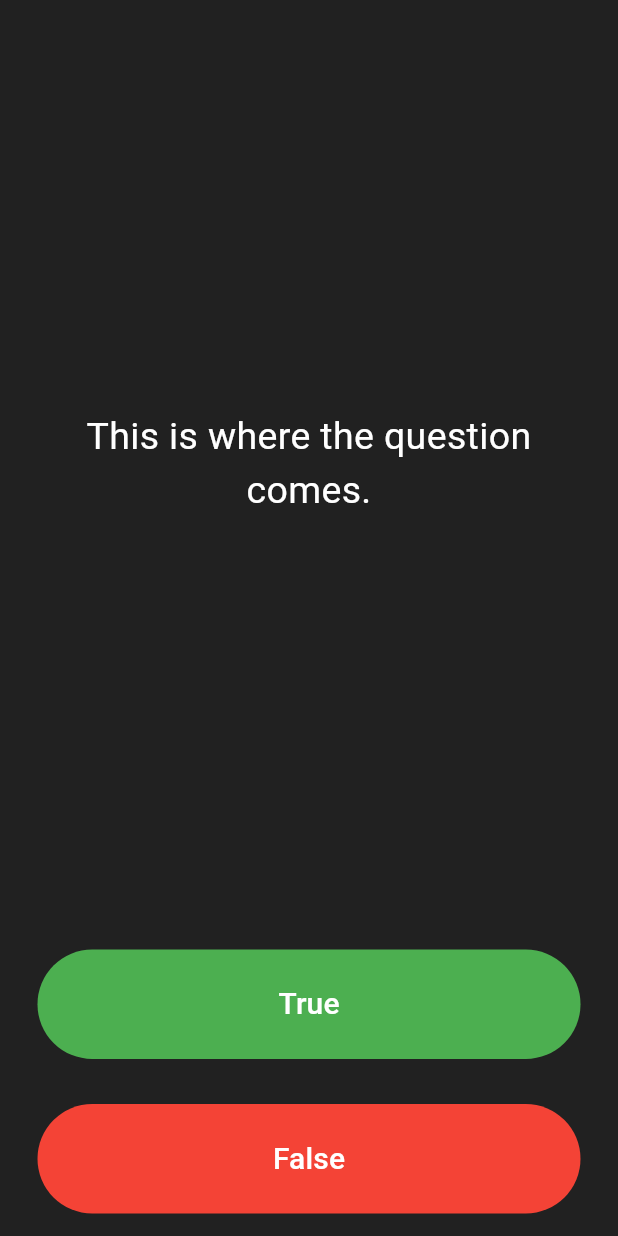
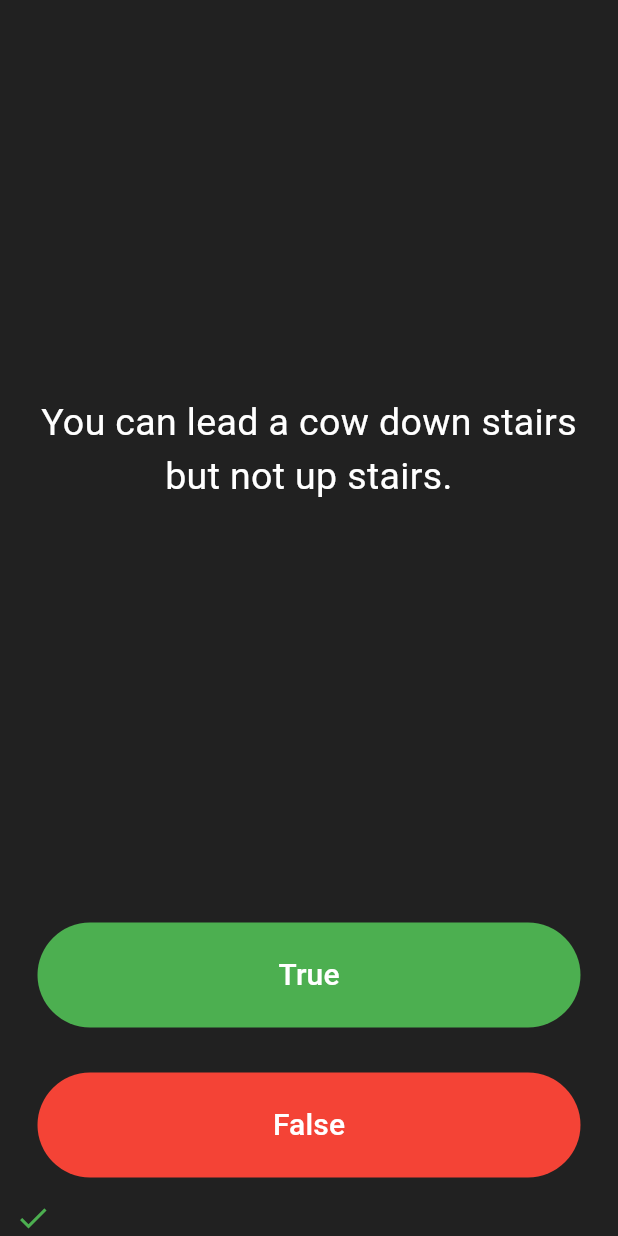
Before and after one commit to PranaliKale25/Quizz_App, a Flutter app: the screen it shows after launch, after a tap on "True", on a phone screen of 412 x 824 dp. Run offline on Flutter 3.47's test engine with Material 3 defaults, Android fonts, the phone set to English and light mode, and no system bars; our stand-ins replace rflutter_alert.

```diff
--- a/lib/main.dart
+++ b/lib/main.dart
@@ -1,12 +1,15 @@
 import 'package:flutter/material.dart';
+import 'package:rflutter_alert/rflutter_alert.dart';
+
+import 'quiz_brain.dart';
+
+QuizBrain quizBrain = new QuizBrain();
 
 void main() {
-  runApp(const MyApp());
+  runApp(Quizzler());
 }
 
-class MyApp extends StatelessWidget {
-  const MyApp({super.key});
-
+class Quizzler extends StatelessWidget {
   // This widget is the root of your application.
   @override
   Widget build(BuildContext context) {
@@ -14,9 +17,9 @@ class MyApp extends StatelessWidget {
       title: 'Flutter Demo',
       home: Scaffold(
         backgroundColor: Colors.grey.shade900,
-        body: SafeArea(
+        body: const SafeArea(
           child: Padding(
-            padding: const EdgeInsets.symmetric(horizontal: 10.0),
+            padding: EdgeInsets.symmetric(horizontal: 10.0),
             child: QuizPage(),
           ),
         ),
@@ -33,9 +36,42 @@ class QuizPage extends StatefulWidget {
 }
 
 class _QuizPageState extends State<QuizPage> {
+  List<Widget> scoreKeeper = [];
+
+  void checkAnswer(bool usersAnswer) {
+    if (quizBrain.isFinished() == true) {
+      Alert(
+              context: context,
+              title: "Quiz Score",
+              desc: "You've completed the quiz.")
+          .show();
+      quizBrain.reset();
+      scoreKeeper.clear();
+    }
+    bool correctAns = quizBrain.getQuestionAns();
+    if (usersAnswer == correctAns) {
+      scoreKeeper.add(
+        Icon(
+          Icons.check,
+          color: Colors.green,
+        ),
+      );
+    } else {
+      scoreKeeper.add(
+        Icon(
+          Icons.close,
+          color: Colors.red,
+        ),
+      );
+    }
+    setState(() {
+      quizBrain.nextQuestion();
+    });
+  }
+
   @override
   Widget build(BuildContext context) {
-    return Container(
+    return SizedBox(
       height: MediaQuery.of(context).size.height,
       width: MediaQuery.of(context).size.width,
       child: Column(
@@ -45,10 +81,10 @@ class _QuizPageState extends State<QuizPage> {
           Expanded(
             flex: 6,
             child: Padding(
-              padding: const EdgeInsets.all(10.0),
+              padding: EdgeInsets.all(10.0),
               child: Center(
                 child: Text(
-                  'This is where the question comes.',
+                  quizBrain.getQuestionText(),
                   textAlign: TextAlign.center,
                   style: TextStyle(
                     fontSize: 25.0,
@@ -65,14 +101,16 @@ class _QuizPageState extends State<QuizPage> {
                 style: TextButton.styleFrom(
                   backgroundColor: Colors.green,
                 ),
-                child: Text(
+                child: const Text(
                   'True',
                   style: TextStyle(
                     color: Colors.white,
                     fontSize: 20.0,
                   ),
                 ),
-                onPressed: () {},
+                onPressed: () {
+                  checkAnswer(true);
+                },
               ),
             ),
           ),
@@ -83,17 +121,22 @@ class _QuizPageState extends State<QuizPage> {
                 style: TextButton.styleFrom(
                   backgroundColor: Colors.red,
                 ),
-                child: Text(
+                child: const Text(
                   'False',
                   style: TextStyle(
                     color: Colors.white,
                     fontSize: 20.0,
                   ),
                 ),
-                onPressed: () {},
+                onPressed: () {
+                  checkAnswer(false);
+                },
               ),
             ),
-          )
+          ),
+          Row(
+            children: scoreKeeper,
+          ),
         ],
       ),
     );
--- /dev/null
+++ b/lib/question.dart
@@ -0,0 +1,6 @@
+class Question {
+  String questionText = '';
+  bool questionAns = true;
+
+  Question(this.questionText, this.questionAns) {}
+}
--- /dev/null
+++ b/lib/quiz_brain.dart
@@ -0,0 +1,64 @@
+import 'question.dart';
+
+class QuizBrain {
+  int _questionNumber = 0;
+
+  List<Question> _questionBank = [
+    Question('Some cats are actually allergic to humans', true),
+    Question('You can lead a cow down stairs but not up stairs.', false),
+    Question('Approximately one quarter of human bones are in the feet.', true),
+    Question('A slug\'s blood is green.', true),
+    Question('Buzz Aldrin\'s mother\'s maiden name was \"Moon\".', true),
+    Question('It is illegal to pee in the Ocean in Portugal.', true),
+    Question(
+        'No piece of square dry paper can be folded in half more than 7 times.',
+        false),
+    Question(
+        'In London, UK, if you happen to die in the House of Parliament, you are technically entitled to a state funeral, because the building is considered too sacred a place.',
+        true),
+    Question(
+        'The loudest sound produced by any animal is 188 decibels. That animal is the African Elephant.',
+        false),
+    Question(
+        'The total surface area of two human lungs is approximately 70 square metres.',
+        true),
+    Question('Google was originally called \"Backrub\".', true),
+    Question(
+        'Chocolate affects a dog\'s heart and nervous system; a few ounces are enough to kill a small dog.',
+        true),
+    Question(
+        'In West Virginia, USA, if you accidentally hit an animal with your car, you are free to take it home to eat.',
+        true),
+  ];
+
+  get context => null;
+
+  void nextQuestion() {
+    if (_questionNumber < _questionBank.length - 1) {
+      _questionNumber++;
+    }
+
+    print(_questionNumber);
+    print(_questionBank.length);
+  }
+
+  String getQuestionText() {
+    return _questionBank[_questionNumber].questionText;
+  }
+
+  bool getQuestionAns() {
+    return _questionBank[_questionNumber].questionAns;
+  }
+
+  bool isFinished() {
+    if (_questionNumber >= _questionBank.length - 1) {
+      return true;
+    } else {
+      return false;
+    }
+  }
+
+  void reset() {
+    _questionNumber = 0;
+  }
+}
--- a/pubspec.yaml
+++ b/pubspec.yaml
@@ -35,6 +35,7 @@ dependencies:
   # The following adds the Cupertino Icons font to your application.
   # Use with the CupertinoIcons class for iOS style icons.
   cupertino_icons: ^1.0.6
+  rflutter_alert: ^2.0.7
 
 dev_dependencies:
   flutter_test:
```
Also changed, not shown: pubspec.lock, 2 other files.
